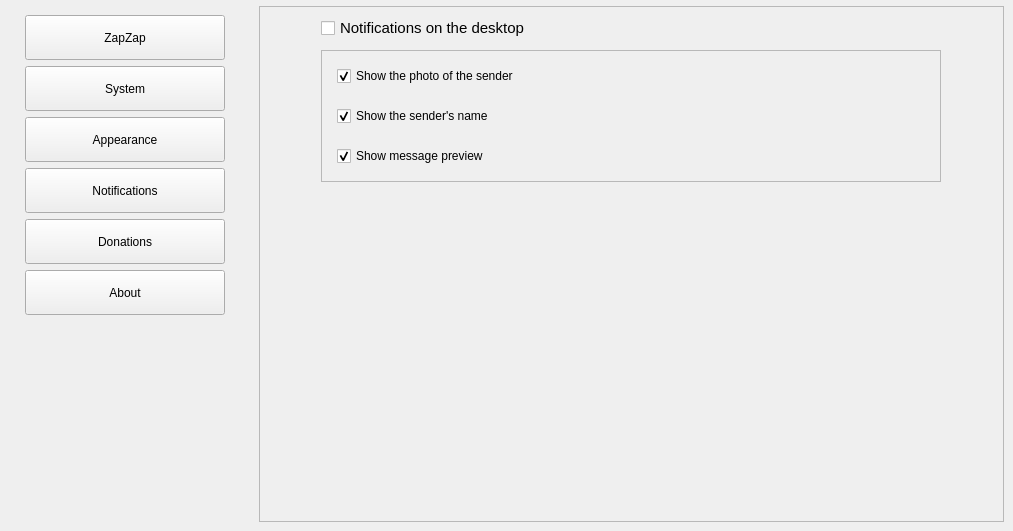
rafatosta/zapzap, file zapzap/view/settings.ui: the form before one commit.
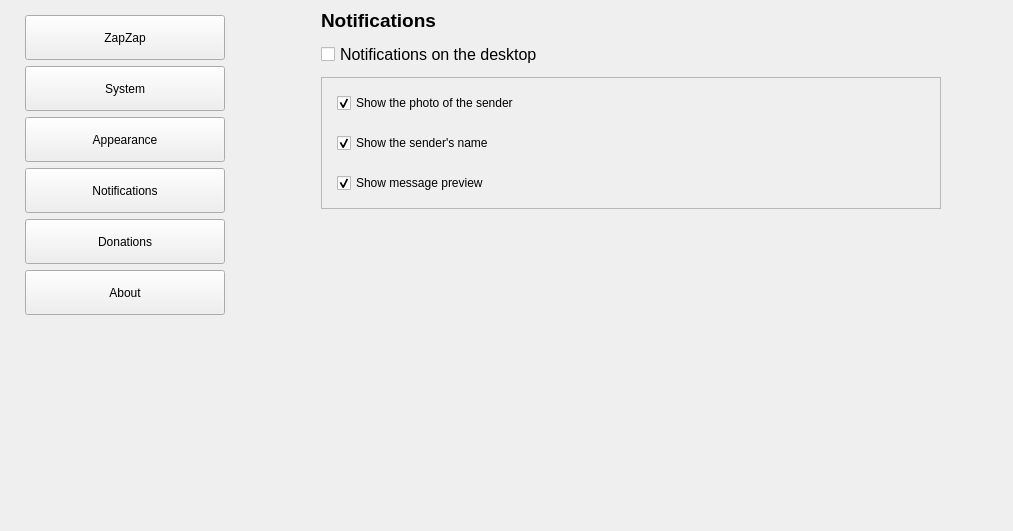
The form after the commit. The open tabs and pages were chosen to show the change. Icons and pictures are not drawn.

```diff
--- a/zapzap/view/settings.ui
+++ b/zapzap/view/settings.ui
@@ -1310,8 +1310,20 @@
      </widget>
      <widget class="QWidget" name="pageNotifications">
       <layout class="QVBoxLayout" name="verticalLayout_18">
+       <property name="spacing">
+        <number>0</number>
+       </property>
+       <property name="leftMargin">
+        <number>0</number>
+       </property>
        <property name="topMargin">
-        <number>6</number>
+        <number>0</number>
+       </property>
+       <property name="rightMargin">
+        <number>0</number>
+       </property>
+       <property name="bottomMargin">
+        <number>0</number>
        </property>
        <item>
         <widget class="QScrollArea" name="scrollArea_2">
@@ -1321,6 +1333,9 @@
            <height>0</height>
           </size>
          </property>
+         <property name="frameShape">
+          <enum>QFrame::NoFrame</enum>
+         </property>
          <property name="widgetResizable">
           <bool>true</bool>
          </property>
@@ -1329,8 +1344,8 @@
            <rect>
             <x>0</x>
             <y>0</y>
-            <width>747</width>
-            <height>515</height>
+            <width>763</width>
+            <height>531</height>
            </rect>
           </property>
           <layout class="QVBoxLayout" name="verticalLayout_5">
@@ -1363,6 +1378,22 @@
                <property name="spacing">
                 <number>10</number>
                </property>
+               <property name="topMargin">
+                <number>0</number>
+               </property>
+               <item>
+                <widget class="QLabel" name="titileNotifications">
+                 <property name="font">
+                  <font>
+                   <pointsize>14</pointsize>
+                   <bold>true</bold>
+                  </font>
+                 </property>
+                 <property name="text">
+                  <string>Notifications</string>
+                 </property>
+                </widget>
+               </item>
                <item>
                 <layout class="QVBoxLayout" name="verticalLayout_13">
                  <property name="spacing">
@@ -1372,7 +1403,7 @@
                   <widget class="QCheckBox" name="notify_desktop">
                    <property name="font">
                     <font>
-                     <pointsize>11</pointsize>
+                     <pointsize>12</pointsize>
                      <bold>false</bold>
                     </font>
                    </property>
```
Left out of the diff: 96 changed lines with no effect on the pictures.
